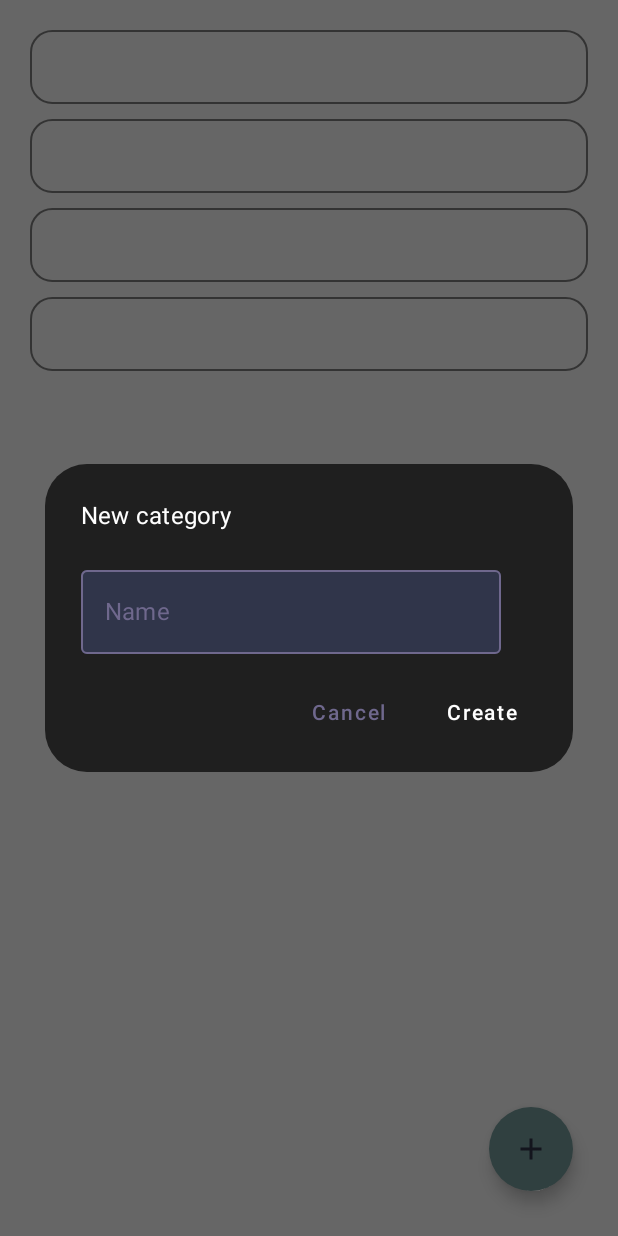
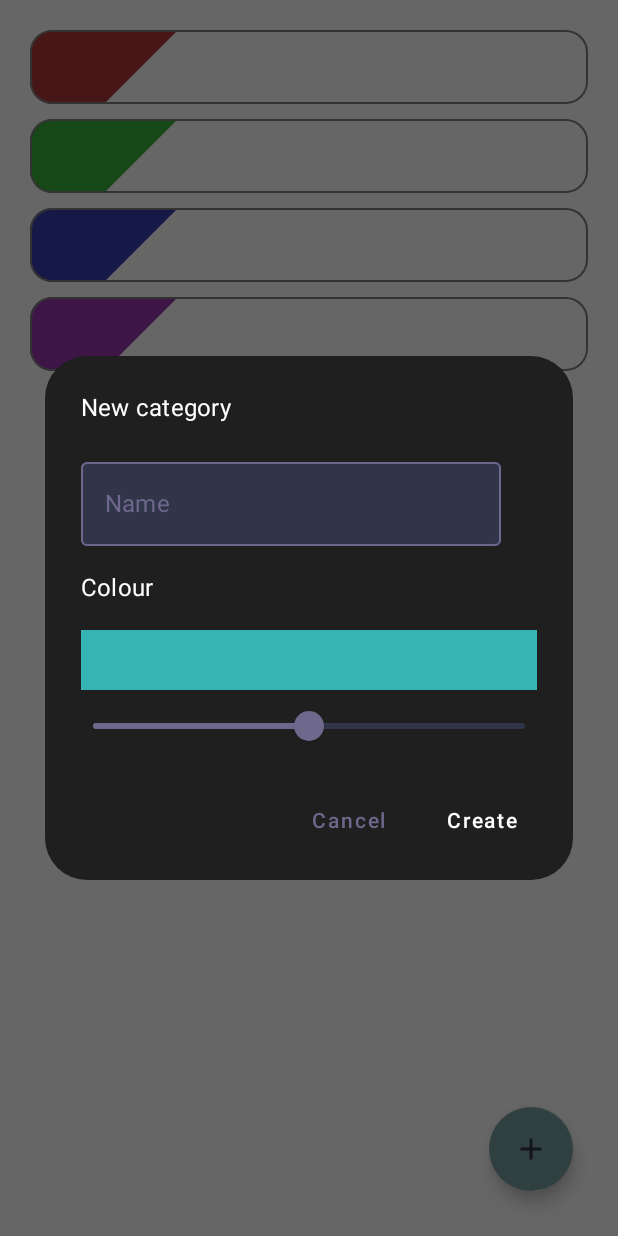
Before and after one commit to EwasWorld/ProjectNummi, an Android app built with Jetpack Compose: the composable ManageCategoriesScreen shown on its own in the app's theme, after a tap on "Add category", on a phone screen of 412 x 824 dp. Run offline under Robolectric (Android 15) with nearby library versions, the phone set to English and light mode, and no system bars.

Commit message:
Added colour to Category

```diff
--- /dev/null
+++ b/app/src/main/java/com/eywa/projectnummi/common/ColorHelper.kt
@@ -0,0 +1,13 @@
+package com.eywa.projectnummi.common
+
+import androidx.annotation.FloatRange
+import androidx.compose.ui.graphics.Color
+import androidx.compose.ui.graphics.ExperimentalGraphicsApi
+
+object ColorHelper {
+    private const val MAX_HUE_VALUE = 360f
+
+    @OptIn(ExperimentalGraphicsApi::class)
+    fun asCategoryColor(@FloatRange(from = 0.0, to = 1.0) huePercentage: Float) =
+            Color.hsv(huePercentage * MAX_HUE_VALUE, 0.7f, 0.7f)
+}
--- a/app/src/main/java/com/eywa/projectnummi/components/createCategoryDialog/CreateCategoryDialog.kt
+++ b/app/src/main/java/com/eywa/projectnummi/components/createCategoryDialog/CreateCategoryDialog.kt
@@ -1,12 +1,23 @@
 package com.eywa.projectnummi.components.createCategoryDialog
 
+import androidx.compose.foundation.background
+import androidx.compose.foundation.layout.Box
+import androidx.compose.foundation.layout.Column
+import androidx.compose.foundation.layout.fillMaxWidth
+import androidx.compose.foundation.layout.height
+import androidx.compose.material.Slider
+import androidx.compose.material.Text
 import androidx.compose.runtime.Composable
+import androidx.compose.ui.Modifier
 import androidx.compose.ui.tooling.preview.Devices
 import androidx.compose.ui.tooling.preview.Preview
+import androidx.compose.ui.unit.dp
+import com.eywa.projectnummi.common.ColorHelper
 import com.eywa.projectnummi.components.createCategoryDialog.CreateCategoryDialogIntent.*
 import com.eywa.projectnummi.ui.components.NummiDialog
 import com.eywa.projectnummi.ui.components.NummiScreenPreviewWrapper
 import com.eywa.projectnummi.ui.components.NummiTextField
+import com.eywa.projectnummi.ui.theme.NummiTheme
 
 @Composable
 fun CreateCategoryDialog(
@@ -27,6 +38,22 @@ fun CreateCategoryDialog(
                 label = "Name",
                 placeholderText = "Groceries",
         )
+        Text(
+                text = "Colour",
+        )
+        Column {
+            Box(
+                    modifier = Modifier
+                            .fillMaxWidth()
+                            .height(40.dp)
+                            .background(ColorHelper.asCategoryColor(state?.hue ?: 0.5f))
+            )
+            Slider(
+                    value = state?.hue ?: 0.5f,
+                    onValueChange = { listener(HueChanged(it)) },
+                    colors = NummiTheme.colors.generalSlider(),
+            )
+        }
     }
 }
 
--- a/app/src/main/java/com/eywa/projectnummi/components/createCategoryDialog/CreateCategoryDialogIntent.kt
+++ b/app/src/main/java/com/eywa/projectnummi/components/createCategoryDialog/CreateCategoryDialogIntent.kt
@@ -2,6 +2,7 @@ package com.eywa.projectnummi.components.createCategoryDialog
 
 sealed class CreateCategoryDialogIntent {
     data class NameChanged(val name: String) : CreateCategoryDialogIntent()
+    data class HueChanged(val hue: Float) : CreateCategoryDialogIntent()
     object Submit : CreateCategoryDialogIntent()
     object Close : CreateCategoryDialogIntent()
 }
--- a/app/src/main/java/com/eywa/projectnummi/components/createCategoryDialog/CreateCategoryDialogState.kt
+++ b/app/src/main/java/com/eywa/projectnummi/components/createCategoryDialog/CreateCategoryDialogState.kt
@@ -2,4 +2,5 @@ package com.eywa.projectnummi.components.createCategoryDialog
 
 data class CreateCategoryDialogState(
         val name: String = "",
+        val hue: Float = 0.5f,
 )
--- a/app/src/main/java/com/eywa/projectnummi/features/manageCategories/ManageCategoriesScreen.kt
+++ b/app/src/main/java/com/eywa/projectnummi/features/manageCategories/ManageCategoriesScreen.kt
@@ -1,6 +1,7 @@
 package com.eywa.projectnummi.features.manageCategories
 
 import androidx.compose.foundation.BorderStroke
+import androidx.compose.foundation.background
 import androidx.compose.foundation.layout.*
 import androidx.compose.foundation.lazy.LazyColumn
 import androidx.compose.foundation.lazy.items
@@ -15,6 +16,7 @@ import androidx.compose.runtime.Composable
 import androidx.compose.runtime.collectAsState
 import androidx.compose.ui.Alignment
 import androidx.compose.ui.Modifier
+import androidx.compose.ui.draw.clip
 import androidx.compose.ui.graphics.Color
 import androidx.compose.ui.tooling.preview.Preview
 import androidx.compose.ui.unit.dp
@@ -22,6 +24,7 @@ import com.eywa.projectnummi.components.createCategoryDialog.CreateCategoryDialo
 import com.eywa.projectnummi.features.manageCategories.ManageCategoriesIntent.AddCategoryClicked
 import com.eywa.projectnummi.features.manageCategories.ManageCategoriesIntent.CreateCategoryDialogAction
 import com.eywa.projectnummi.model.providers.CategoryProvider
+import com.eywa.projectnummi.ui.components.CornerTriangleShape
 import com.eywa.projectnummi.ui.components.NummiScreenPreviewWrapper
 import com.eywa.projectnummi.ui.theme.NummiTheme
 import com.eywa.projectnummi.ui.theme.colors.BaseColor
@@ -58,23 +61,16 @@ fun ManageCategoriesScreen(
                 BoxWithConstraints {
                     Surface(
                             color = Color.Transparent,
-                            border = BorderStroke(1.dp, BaseColor.GREY),
+                            border = BorderStroke(1.dp, BaseColor.GREY_500),
                             shape = RoundedCornerShape(30),
                             modifier = Modifier.fillMaxWidth()
                     ) {
-//                    Box(
-//                            modifier = Modifier
-//                                    .matchParentSize()
-//                                    .clip(
-//                                            GenericShape { size, _ ->
-//                                                moveTo(size.width, 0f)
-//                                                lineTo(size.width, size.height)
-//                                                lineTo(size.width - size.height, size.height)
-//                                            }
-//                                    )
-//                                    .alpha(0.3f)
-//                                    .background(item.color)
-//                    )
+                        Box(
+                                modifier = Modifier
+                                        .matchParentSize()
+                                        .clip(CornerTriangleShape(xScale = 2f, yScale = 2f))
+                                        .background(item.color)
+                        )
                         Column(
                                 horizontalAlignment = Alignment.CenterHorizontally,
                                 verticalArrangement = Arrangement.spacedBy(5.dp),
--- a/app/src/main/java/com/eywa/projectnummi/features/manageCategories/ManageCategoriesViewModel.kt
+++ b/app/src/main/java/com/eywa/projectnummi/features/manageCategories/ManageCategoriesViewModel.kt
@@ -2,6 +2,7 @@ package com.eywa.projectnummi.features.manageCategories
 
 import androidx.lifecycle.ViewModel
 import androidx.lifecycle.viewModelScope
+import com.eywa.projectnummi.common.ColorHelper
 import com.eywa.projectnummi.components.createCategoryDialog.CreateCategoryDialogIntent
 import com.eywa.projectnummi.components.createCategoryDialog.CreateCategoryDialogState
 import com.eywa.projectnummi.database.TempInMemoryDb
@@ -34,9 +35,11 @@ class ManageCategoriesViewModel : ViewModel() {
 
     private fun handleCreateDialogIntent(action: CreateCategoryDialogIntent) {
         when (action) {
-            CreateCategoryDialogIntent.Close -> _state.update { it.copy(createDialogState = null) }
             is CreateCategoryDialogIntent.NameChanged ->
                 _state.update { it.copy(createDialogState = it.createDialogState?.copy(name = action.name)) }
+            is CreateCategoryDialogIntent.HueChanged ->
+                _state.update { it.copy(createDialogState = it.createDialogState?.copy(hue = action.hue)) }
+            CreateCategoryDialogIntent.Close -> _state.update { it.copy(createDialogState = null) }
             CreateCategoryDialogIntent.Submit -> {
                 val oldState = _state.value.createDialogState!!
                 _state.update { it.copy(createDialogState = null) }
@@ -46,6 +49,7 @@ class ManageCategoriesViewModel : ViewModel() {
                             Category(
                                     id = 0,
                                     name = oldState.name,
+                                    color = ColorHelper.asCategoryColor(oldState.hue),
                             )
                     )
                 }
--- a/app/src/main/java/com/eywa/projectnummi/model/Category.kt
+++ b/app/src/main/java/com/eywa/projectnummi/model/Category.kt
@@ -1,6 +1,9 @@
 package com.eywa.projectnummi.model
+
+import androidx.compose.ui.graphics.Color
 
 data class Category(
         val id: Int,
         val name: String,
+        val color: Color,
 )
--- a/app/src/main/java/com/eywa/projectnummi/ui/theme/colors/BaseColor.kt
+++ b/app/src/main/java/com/eywa/projectnummi/ui/theme/colors/BaseColor.kt
@@ -18,5 +18,6 @@ object BaseColor {
 
     const val PLACEHOLDER_ALPHA = 0.3f
 
-    val GREY = Color(0xFF818181)
+    val GREY_500 = Color(0xFF818181)
+    val GREY_300 = Color(0xFFADADAD)
 }
--- a/app/src/main/java/com/eywa/projectnummi/ui/theme/colors/colorPaletts/ColorPalette.kt
+++ b/app/src/main/java/com/eywa/projectnummi/ui/theme/colors/colorPaletts/ColorPalette.kt
@@ -26,19 +26,19 @@ data class ColorPalette(
                     backgroundColor = BaseColor.BASE_BLUE,
                     contentColor = BaseColor.BASE_SPACE,
                     disabledBackgroundColor = BaseColor.BASE_SPACE,
-                    disabledContentColor = BaseColor.GREY,
+                    disabledContentColor = BaseColor.GREY_500,
             )
         },
         val primaryTextButton: @Composable () -> ButtonColors = {
             ButtonDefaults.textButtonColors(
                     contentColor = Color.White,
-                    disabledContentColor = BaseColor.GREY,
+                    disabledContentColor = BaseColor.GREY_500,
             )
         },
         val secondaryTextButton: @Composable () -> ButtonColors = {
             ButtonDefaults.textButtonColors(
                     contentColor = BaseColor.BASE_PURPLE,
-                    disabledContentColor = BaseColor.GREY,
+                    disabledContentColor = BaseColor.GREY_500,
             )
         },
         val generalCheckbox: @Composable () -> CheckboxColors = {
@@ -46,14 +46,30 @@ data class ColorPalette(
                     checkedColor = BaseColor.BASE_PURPLE,
                     uncheckedColor = BaseColor.BASE_PURPLE,
                     checkmarkColor = BaseColor.BASE_SPACE,
-                    disabledColor = BaseColor.GREY,
-                    disabledIndeterminateColor = BaseColor.GREY,
+                    disabledColor = BaseColor.GREY_500,
+                    disabledIndeterminateColor = BaseColor.GREY_500,
+            )
+        },
+        val generalSlider: @Composable () -> SliderColors = {
+            SliderDefaults.colors(
+                    thumbColor = BaseColor.BASE_PURPLE,
+                    disabledThumbColor = BaseColor.GREY_500,
+
+                    activeTrackColor = BaseColor.BASE_PURPLE,
+                    inactiveTrackColor = BaseColor.BASE_SPACE,
+                    disabledActiveTrackColor = BaseColor.GREY_500,
+                    disabledInactiveTrackColor = BaseColor.GREY_300,
+
+                    activeTickColor = Color.Transparent,
+                    inactiveTickColor = Color.Transparent,
+                    disabledActiveTickColor = Color.Transparent,
+                    disabledInactiveTickColor = Color.Transparent,
             )
         },
         val outlinedTextField: @Composable () -> TextFieldColors = {
             TextFieldDefaults.outlinedTextFieldColors(
                     textColor = Color.White,
-                    disabledTextColor = BaseColor.GREY,
+                    disabledTextColor = BaseColor.GREY_500,
 
                     backgroundColor = BaseColor.BASE_SPACE,
 
@@ -62,24 +78,24 @@ data class ColorPalette(
 
                     focusedBorderColor = BaseColor.BASE_BLUE,
                     unfocusedBorderColor = BaseColor.BASE_PURPLE,
-                    disabledBorderColor = BaseColor.GREY,
+                    disabledBorderColor = BaseColor.GREY_500,
                     errorBorderColor = BaseColor.RED,
 
                     leadingIconColor = BaseColor.BASE_PURPLE,
-                    disabledLeadingIconColor = BaseColor.GREY,
+                    disabledLeadingIconColor = BaseColor.GREY_500,
                     errorLeadingIconColor = BaseColor.RED,
 
                     trailingIconColor = BaseColor.BASE_PURPLE,
-                    disabledTrailingIconColor = BaseColor.GREY,
+                    disabledTrailingIconColor = BaseColor.GREY_500,
                     errorTrailingIconColor = BaseColor.RED,
 
                     focusedLabelColor = BaseColor.BASE_BLUE,
                     unfocusedLabelColor = BaseColor.BASE_PURPLE,
-                    disabledLabelColor = BaseColor.GREY,
+                    disabledLabelColor = BaseColor.GREY_500,
                     errorLabelColor = BaseColor.RED,
 
                     placeholderColor = BaseColor.BASE_PURPLE.copy(alpha = 0.5f),
-                    disabledPlaceholderColor = BaseColor.GREY.copy(alpha = 0.5f),
+                    disabledPlaceholderColor = BaseColor.GREY_500.copy(alpha = 0.5f),
             )
         },
 )
```
Also changed, not shown: app/src/main/java/com/eywa/projectnummi/features/viewTransactions/ViewTransactionsScreen.kt (+3 -9 lines), app/src/main/java/com/eywa/projectnummi/model/providers/CategoryProvider.kt (+6 -5 lines), app/src/main/java/com/eywa/projectnummi/ui/components/CornerTriangleShape.kt (added, +92 -0 lines).
